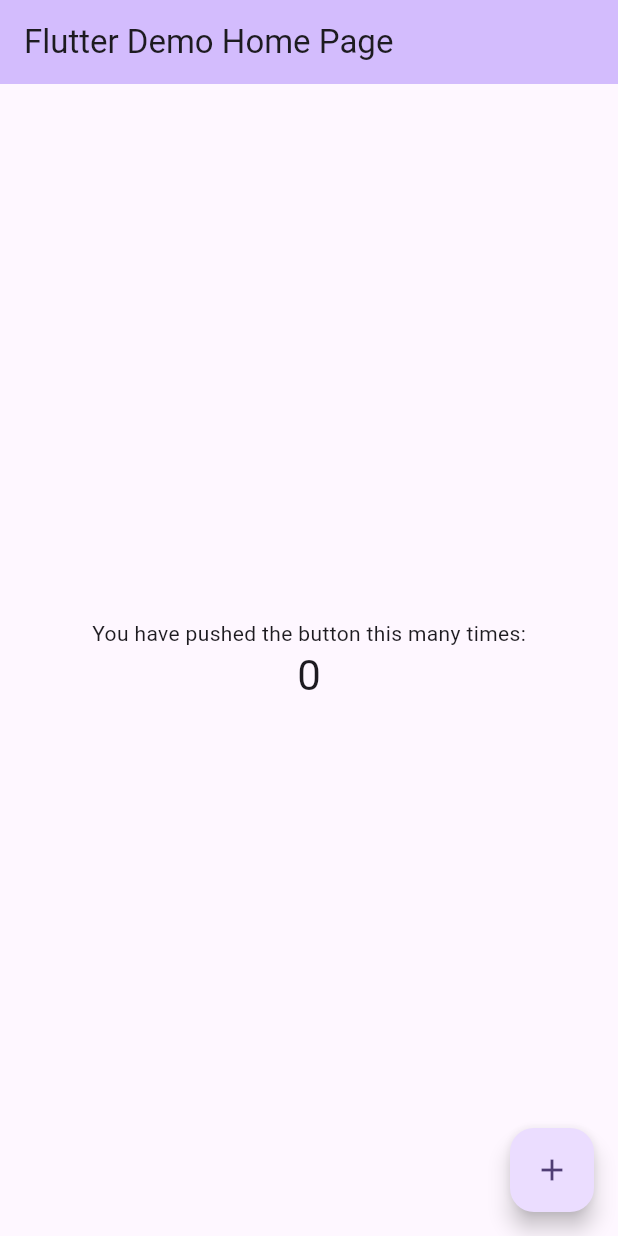
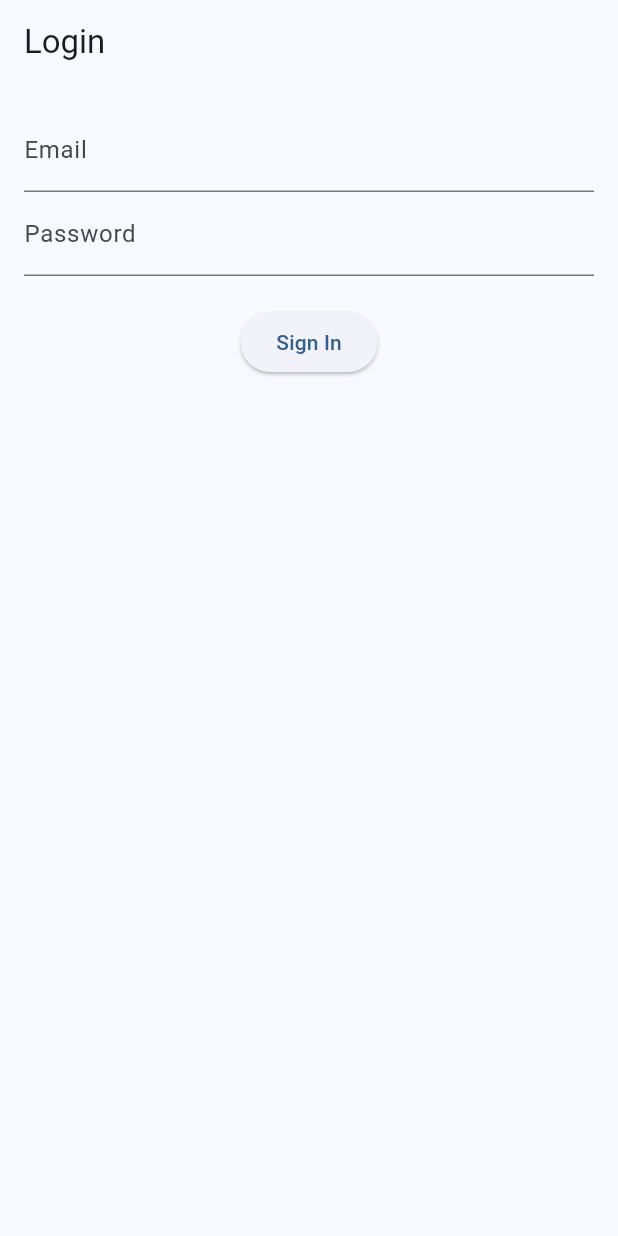
Before and after one commit to suggestied/openwardrobe, a Flutter app: the screen it shows after launch, on a phone screen of 412 x 824 dp. Run offline on Flutter 3.47's test engine with Material 3 defaults, Android fonts, the light colour scheme and no system bars; our stand-ins replace go_router, supabase_flutter; accounts and stored records are empty.

Commit message:
Integrate Supabase authentication and routing; add .env configuration

```diff
--- a/lib/main.dart
+++ b/lib/main.dart
@@ -1,125 +1,111 @@
 import 'package:flutter/material.dart';
+import 'package:supabase_flutter/supabase_flutter.dart';
+import 'package:go_router/go_router.dart';
 
-void main() {
+Future<void> main() async {
+  WidgetsFlutterBinding.ensureInitialized();
+
+  // Initialize Supabase with environment variables (works on web too)
+  await Supabase.initialize(
+    url: const String.fromEnvironment('SUPABASE_URL'),
+    anonKey: const String.fromEnvironment('SUPABASE_ANON_KEY'),
+  );
+
   runApp(const MyApp());
 }
 
 class MyApp extends StatelessWidget {
   const MyApp({super.key});
 
-  // This widget is the root of your application.
   @override
   Widget build(BuildContext context) {
-    return MaterialApp(
-      title: 'Flutter Demo',
+    return MaterialApp.router(
+      title: 'Flutter Supabase App',
       theme: ThemeData(
-        // This is the theme of your application.
-        //
-        // TRY THIS: Try running your application with "flutter run". You'll see
-        // the application has a purple toolbar. Then, without quitting the app,
-        // try changing the seedColor in the colorScheme below to Colors.green
-        // and then invoke "hot reload" (save your changes or press the "hot
-        // reload" button in a Flutter-supported IDE, or press "r" if you used
-        // the command line to start the app).
-        //
-        // Notice that the counter didn't reset back to zero; the application
-        // state is not lost during the reload. To reset the state, use hot
-        // restart instead.
-        //
-        // This works for code too, not just values: Most code changes can be
-        // tested with just a hot reload.
-        colorScheme: ColorScheme.fromSeed(seedColor: Colors.deepPurple),
+        colorScheme: ColorScheme.fromSeed(seedColor: Colors.blue),
         useMaterial3: true,
       ),
-      home: const MyHomePage(title: 'Flutter Demo Home Page'),
+      routerConfig: _router,
     );
   }
 }
 
-class MyHomePage extends StatefulWidget {
-  const MyHomePage({super.key, required this.title});
+// Router Configuration
+final GoRouter _router = GoRouter(
+  initialLocation: '/',
+  routes: [
+    GoRoute(path: '/', builder: (context, state) => const AuthPage()),
+    GoRoute(path: '/home', builder: (context, state) => const HomePage()),
+  ],
+);
 
-  // This widget is the home page of your application. It is stateful, meaning
-  // that it has a State object (defined below) that contains fields that affect
-  // how it looks.
-
-  // This class is the configuration for the state. It holds the values (in this
-  // case the title) provided by the parent (in this case the App widget) and
-  // used by the build method of the State. Fields in a Widget subclass are
-  // always marked "final".
-
-  final String title;
+// Authentication Page (Login)
+class AuthPage extends StatefulWidget {
+  const AuthPage({super.key});
 
   @override
-  State<MyHomePage> createState() => _MyHomePageState();
+  State<AuthPage> createState() => _AuthPageState();
 }
 
-class _MyHomePageState extends State<MyHomePage> {
-  int _counter = 0;
+class _AuthPageState extends State<AuthPage> {
+  final supabase = Supabase.instance.client;
+  final TextEditingController emailController = TextEditingController();
+  final TextEditingController passwordController = TextEditingController();
 
-  void _incrementCounter() {
-    setState(() {
-      // This call to setState tells the Flutter framework that something has
-      // changed in this State, which causes it to rerun the build method below
-      // so that the display can reflect the updated values. If we changed
-      // _counter without calling setState(), then the build method would not be
-      // called again, and so nothing would appear to happen.
-      _counter++;
-    });
+  Future<void> _signIn() async {
+    try {
+      await supabase.auth.signInWithPassword(
+        email: emailController.text,
+        password: passwordController.text,
+      );
+      if (mounted) context.go('/home');
+    } catch (e) {
+      ScaffoldMessenger.of(context).showSnackBar(
+        SnackBar(content: Text('Login failed: $e')),
+      );
+    }
   }
 
   @override
   Widget build(BuildContext context) {
-    // This method is rerun every time setState is called, for instance as done
-    // by the _incrementCounter method above.
-    //
-    // The Flutter framework has been optimized to make rerunning build methods
-    // fast, so that you can just rebuild anything that needs updating rather
-    // than having to individually change instances of widgets.
     return Scaffold(
-      appBar: AppBar(
-        // TRY THIS: Try changing the color here to a specific color (to
-        // Colors.amber, perhaps?) and trigger a hot reload to see the AppBar
-        // change color while the other colors stay the same.
-        backgroundColor: Theme.of(context).colorScheme.inversePrimary,
-        // Here we take the value from the MyHomePage object that was created by
-        // the App.build method, and use it to set our appbar title.
-        title: Text(widget.title),
-      ),
-      body: Center(
-        // Center is a layout widget. It takes a single child and positions it
-        // in the middle of the parent.
+      appBar: AppBar(title: const Text('Login')),
+      body: Padding(
+        padding: const EdgeInsets.all(16.0),
         child: Column(
-          // Column is also a layout widget. It takes a list of children and
-          // arranges them vertically. By default, it sizes itself to fit its
-          // children horizontally, and tries to be as tall as its parent.
-          //
-          // Column has various properties to control how it sizes itself and
-          // how it positions its children. Here we use mainAxisAlignment to
-          // center the children vertically; the main axis here is the vertical
-          // axis because Columns are vertical (the cross axis would be
-          // horizontal).
-          //
-          // TRY THIS: Invoke "debug painting" (choose the "Toggle Debug Paint"
-          // action in the IDE, or press "p" in the console), to see the
-          // wireframe for each widget.
-          mainAxisAlignment: MainAxisAlignment.center,
-          children: <Widget>[
-            const Text(
-              'You have pushed the button this many times:',
-            ),
-            Text(
-              '$_counter',
-              style: Theme.of(context).textTheme.headlineMedium,
-            ),
+          children: [
+            TextField(controller: emailController, decoration: const InputDecoration(labelText: 'Email')),
+            TextField(controller: passwordController, decoration: const InputDecoration(labelText: 'Password'), obscureText: true),
+            const SizedBox(height: 20),
+            ElevatedButton(onPressed: _signIn, child: const Text('Sign In')),
           ],
         ),
       ),
-      floatingActionButton: FloatingActionButton(
-        onPressed: _incrementCounter,
-        tooltip: 'Increment',
-        child: const Icon(Icons.add),
-      ), // This trailing comma makes auto-formatting nicer for build methods.
     );
   }
 }
+
+// Home Page (After Login)
+class HomePage extends StatelessWidget {
+  const HomePage({super.key});
+
+  @override
+  Widget build(BuildContext context) {
+    final supabase = Supabase.instance.client;
+
+    Future<void> _signOut() async {
+      await supabase.auth.signOut();
+      if (context.mounted) context.go('/');
+    }
+
+    return Scaffold(
+      appBar: AppBar(
+        title: const Text('Home'),
+        actions: [
+          IconButton(icon: const Icon(Icons.logout), onPressed: _signOut),
+        ],
+      ),
+      body: const Center(child: Text('Welcome to Supabase!')),
+    );
+  }
+}
--- a/pubspec.yaml
+++ b/pubspec.yaml
@@ -36,6 +36,7 @@ dependencies:
   cupertino_icons: ^1.0.8
   flutter_dotenv: ^5.2.1
   supabase_flutter: ^2.8.3
+  go_router: ^14.7.2
 
 dev_dependencies:
   flutter_test:
```
Also changed, not shown: pubspec.lock, 2 other files.
